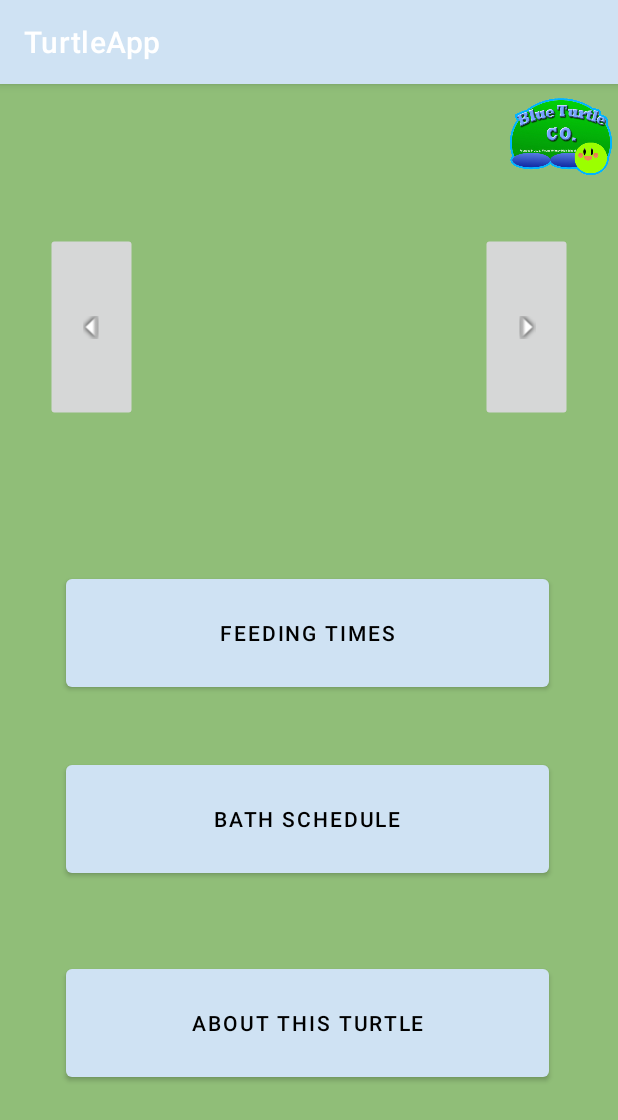
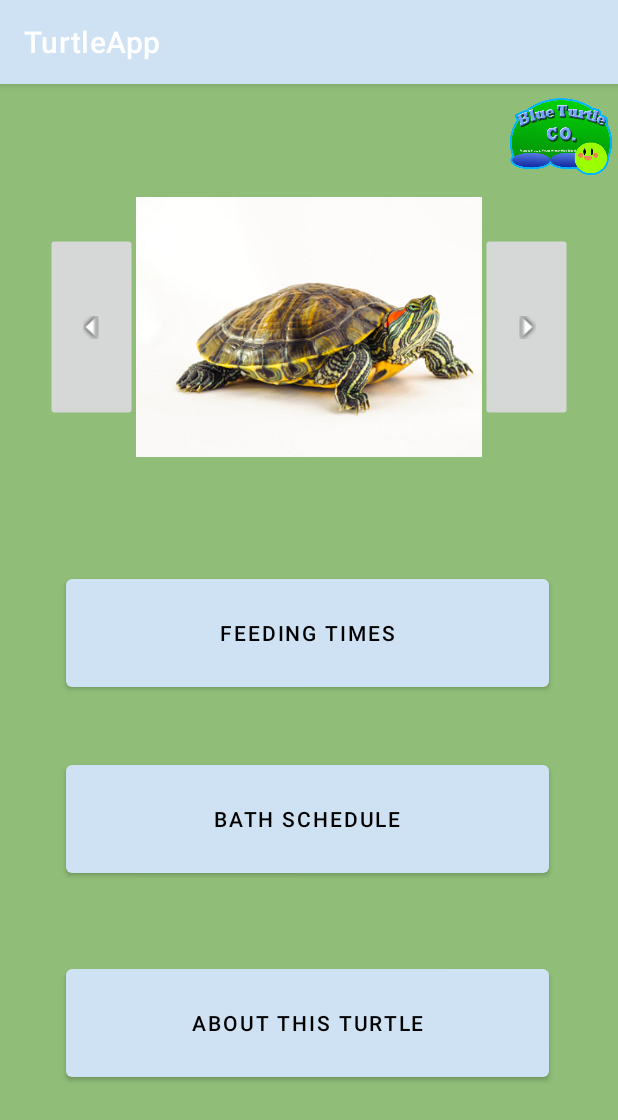
Before and after one commit to IMaillard/TurtleApp, an Android app: the screen it shows after launch (MainActivity), on a phone screen of 412 x 824 dp. Shown: the top 1120 px of the screen. Run offline under Robolectric (Android 15) with nearby library versions, the phone set to English and light mode, and no system bars.

Commit message:
4/26 working on arrows to swap image

```diff
--- a/app/src/main/AndroidManifest.xml
+++ b/app/src/main/AndroidManifest.xml
@@ -20,6 +20,11 @@
             android:parentActivityName=".MainActivity"
             android:screenOrientation="portrait"/>
         <activity
+            android:name=".AlarmActivity"
+            android:exported="false"
+            android:parentActivityName=".MainActivity"
+            android:screenOrientation="portrait"/>
+        <activity
             android:name=".MainActivity"
             android:exported="true"
             android:screenOrientation="portrait">
--- a/app/src/main/java/com/example/turtleapp/MainActivity.java
+++ b/app/src/main/java/com/example/turtleapp/MainActivity.java
@@ -42,26 +42,63 @@ public class MainActivity extends AppCompatActivity {
             }
         });
 
+        ImageView turtleImage = (ImageView) findViewById(R.id.imageView);
         ImageButton rightArrow = (ImageButton) findViewById(R.id.right_arrow);
         ImageButton leftArrow = (ImageButton) findViewById(R.id.left_arrow);
 
-        ImageView turtleImage = (ImageView)findViewById(R.id.imageView);
-
-        /*rightArrow.setOnClickListener(new View.OnClickListener() {
+        rightArrow.setOnClickListener(new View.OnClickListener() {
             @Override
             public void onClick(View view) {
                 int i = 0;
-                while(i<TurtleDB.ids.length){
-turtleImage.setImageResource(TurtleDB.ids[i]);
+                turtleImage.setImageResource(TurtleDB.ids[i]);
+                i++;
+                if (i == 4) {
+                    i = 0;
+
                 }
-                i++;
             }
-        });*/
+        });
+
+        leftArrow.setOnClickListener(new View.OnClickListener() {
+            @Override
+            public void onClick(View view) {
+                int i = 0;
+                turtleImage.setImageResource(TurtleDB.ids[i]);
+                i--;
+                if(i<0){
+                    i=4;
+                }
+            }
+        });
+
 
 
     }
 
 
+   /* public void nextImage(View view) {
+        rightArrow = (ImageButton) findViewById(R.id.right_arrow);
+        turtleImage = (ImageView)findViewById(R.id.imageView);
+        int i = 0;
+        turtleImage.setImageResource(TurtleDB.ids[i]);
+        i++;
+        if (i == 4) {
+            i = 0;
+
+        }
+    }
+
+    public void previousImage(View view){
+        leftArrow = (ImageButton) findViewById(R.id.left_arrow);
+        turtleImage = (ImageView)findViewById(R.id.imageView);
+        int i = 0;
+        turtleImage.setImageResource(TurtleDB.ids[i]);
+        i--;
+        if(i<0){
+            i=4;
+        }
+        }*/
+
 
 
 
--- a/app/src/main/java/com/example/turtleapp/TurtleDB.java
+++ b/app/src/main/java/com/example/turtleapp/TurtleDB.java
@@ -3,10 +3,10 @@ package com.example.turtleapp;
 public class TurtleDB {
 
     public static int[] ids = {
-            R.drawable.hermann,
+            R.drawable.slider,
+            R.drawable.russian,
             R.drawable.redfoot,
-            R.drawable.russian,
-            R.drawable.slider
+            R.drawable.hermann
     };
 
     public static String[] trivia = {
--- a/app/src/main/res/layout/activity_yume.xml
+++ b/app/src/main/res/layout/activity_yume.xml
@@ -5,24 +5,19 @@
     android:layout_width="match_parent"
     android:layout_height="match_parent"
     android:background="#90BE78"
-    tools:context=".ActivityAndrea">
+    tools:context=".MainActivity">
 
-    <LinearLayout
-        android:id="@+id/linearLayout"
+    <ImageView
+        android:id="@+id/imageView"
         android:layout_width="281dp"
-        android:layout_height="180dp"
-        android:orientation="horizontal"
+        android:layout_height="173dp"
         app:layout_constraintBottom_toTopOf="@+id/alarm_button"
         app:layout_constraintEnd_toEndOf="parent"
         app:layout_constraintStart_toStartOf="parent"
-        app:layout_constraintTop_toTopOf="parent">
+        app:layout_constraintTop_toTopOf="parent"
+        android:src="@drawable/slider" />
 
-        <ImageView
-            android:id="@+id/imageView"
-            android:layout_width="281dp"
-            android:layout_height="173dp"
-            tools:srcCompat="@drawable/slider" />
-    </LinearLayout>
+
 
     <Button
         android:id="@+id/alarm_button"
@@ -75,19 +70,23 @@
         android:layout_width="122dp"
         android:layout_height="65dp"
         android:rotation="90"
-        app:layout_constraintBottom_toBottomOf="@+id/linearLayout"
+        app:layout_constraintBottom_toBottomOf="@+id/imageView"
         app:layout_constraintStart_toStartOf="parent"
-        app:layout_constraintTop_toTopOf="@+id/linearLayout"
-        app:srcCompat="@android:drawable/arrow_down_float" />
+        app:layout_constraintTop_toTopOf="@+id/imageView"
+        app:srcCompat="@android:drawable/arrow_down_float"
+        />
+
 
     <ImageButton
         android:id="@+id/right_arrow"
         android:layout_width="122dp"
         android:layout_height="65dp"
         android:rotation="-90"
-        app:layout_constraintBottom_toBottomOf="@+id/linearLayout"
+        app:layout_constraintBottom_toBottomOf="@+id/imageView"
         app:layout_constraintEnd_toEndOf="parent"
-        app:layout_constraintTop_toTopOf="@+id/linearLayout"
-        app:srcCompat="@android:drawable/arrow_down_float" />
+        app:layout_constraintTop_toTopOf="@+id/imageView"
+        app:srcCompat="@android:drawable/arrow_down_float"
+        />
+
 
 </androidx.constraintlayout.widget.ConstraintLayout>
```
